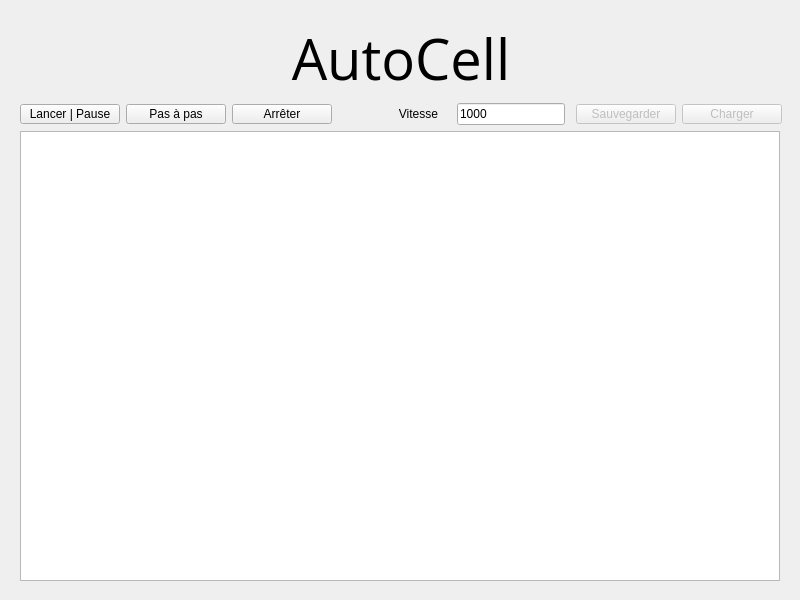
First picture: the form in Code/AutoCell/simulationwindow.ui, repository Nawhal/AutoCell, before the edit.
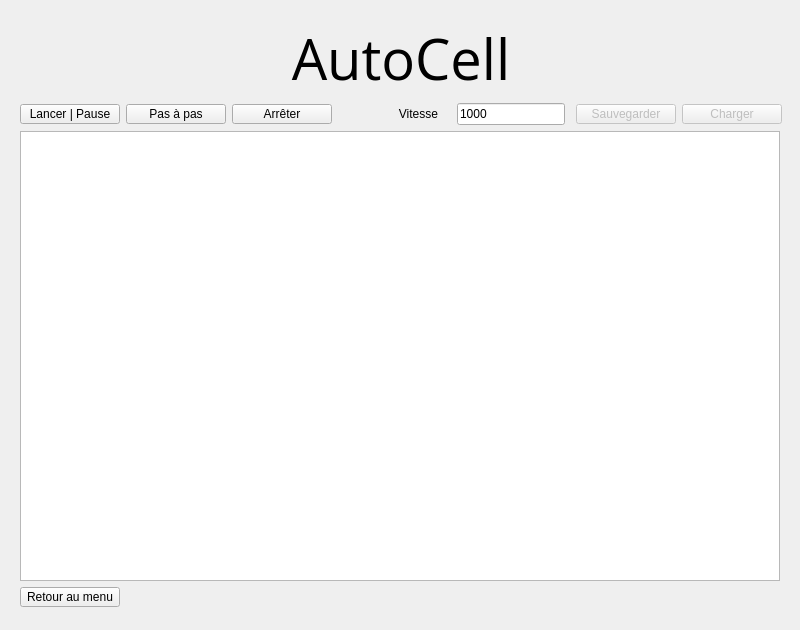
Second picture: the form after the edit.

Commit message: Fenêtres mieux

Diff of the .ui file:
```diff
--- a/Code/AutoCell/simulationwindow.ui
+++ b/Code/AutoCell/simulationwindow.ui
@@ -7,19 +7,19 @@
     <x>0</x>
     <y>0</y>
     <width>800</width>
-    <height>600</height>
+    <height>630</height>
    </rect>
   </property>
   <property name="minimumSize">
    <size>
     <width>800</width>
-    <height>600</height>
+    <height>630</height>
    </size>
   </property>
   <property name="maximumSize">
    <size>
     <width>800</width>
-    <height>600</height>
+    <height>630</height>
    </size>
   </property>
   <property name="windowTitle">
@@ -31,7 +31,7 @@
      <x>0</x>
      <y>0</y>
      <width>802</width>
-     <height>602</height>
+     <height>628</height>
     </rect>
    </property>
    <layout class="QVBoxLayout" name="verticalLayout">
@@ -318,6 +318,31 @@
       </attribute>
      </widget>
     </item>
+    <item>
+     <widget class="QPushButton" name="returButton">
+      <property name="sizePolicy">
+       <sizepolicy hsizetype="Fixed" vsizetype="Fixed">
+        <horstretch>0</horstretch>
+        <verstretch>0</verstretch>
+       </sizepolicy>
+      </property>
+      <property name="minimumSize">
+       <size>
+        <width>100</width>
+        <height>20</height>
+       </size>
+      </property>
+      <property name="maximumSize">
+       <size>
+        <width>100</width>
+        <height>20</height>
+       </size>
+      </property>
+      <property name="text">
+       <string>Retour au menu</string>
+      </property>
+     </widget>
+    </item>
    </layout>
   </widget>
  </widget>
```
Left out of the diff: 17 changed lines with no effect on the pictures. The commit also changes 3 other files.
